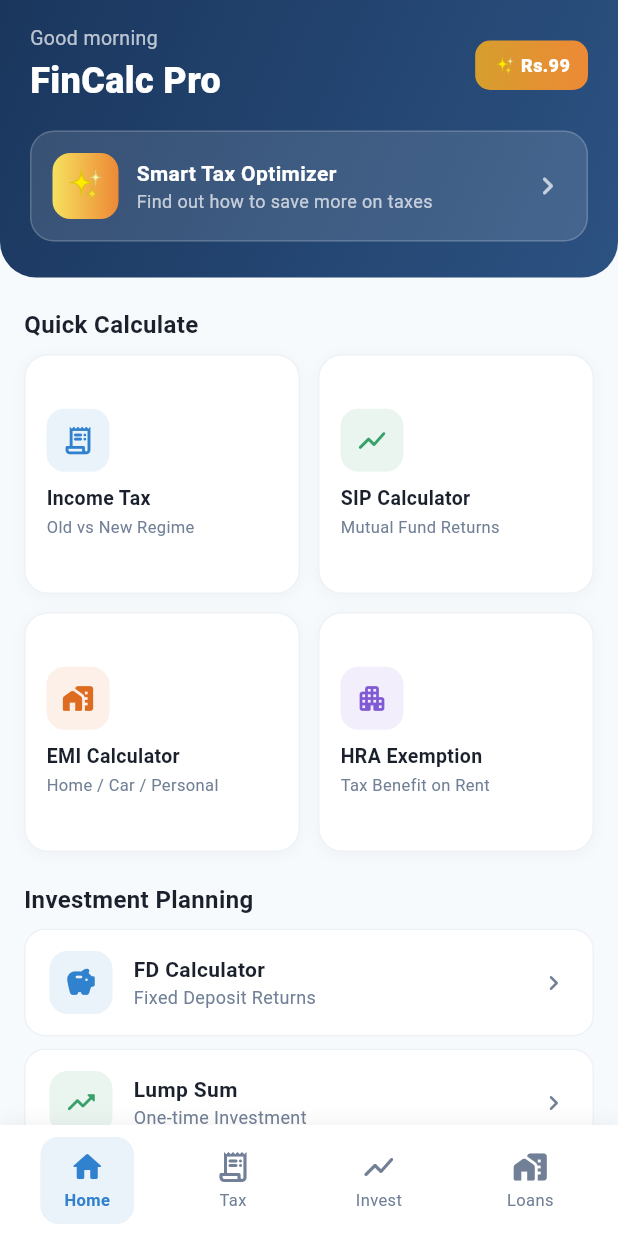
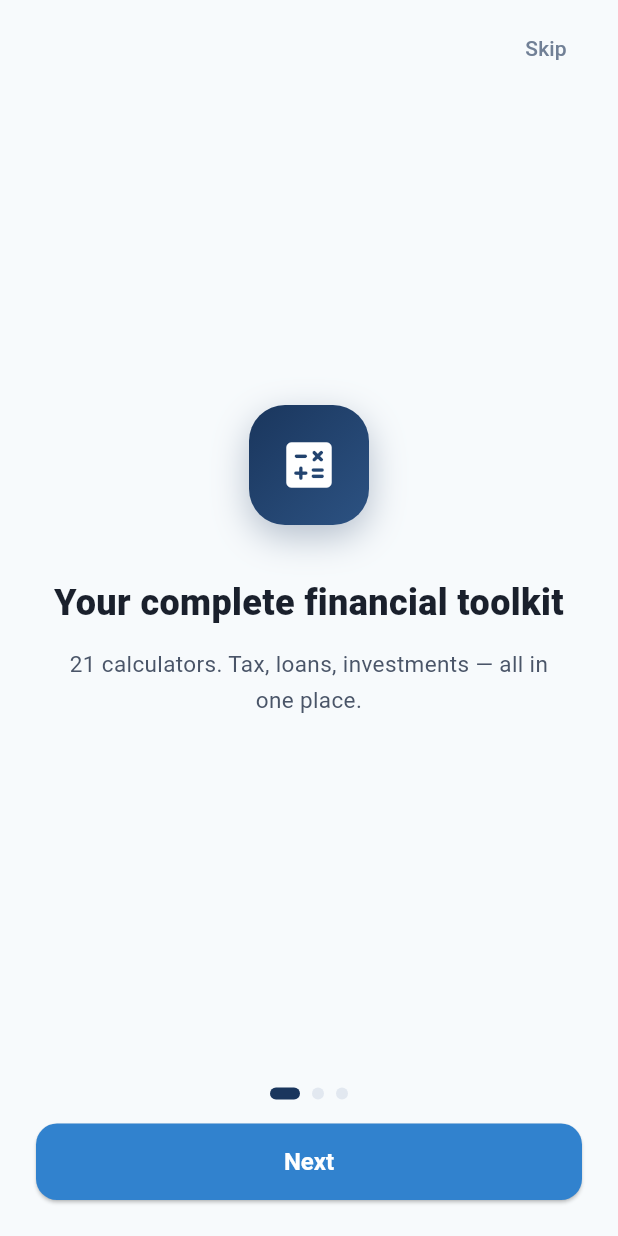
Before and after one commit to Shiv53336/fincalc-pro, a Flutter app: the screen it shows after launch, on a phone screen of 412 x 824 dp. Run offline on Flutter 3.47's test engine with Material 3 defaults, Android fonts, the phone set to English and light mode, and no system bars; our stand-ins replace google_mobile_ads, in_app_purchase, pdf, printing, share_plus, shared_preferences.

Commit message:
Add onboarding screen, personalized greeting, and wire IAP in PremiumGate
- Create WelcomeScreen: 3-slide first-launch onboarding with feature
  highlights and user name input; stores user_name + onboarding_complete
  in SharedPreferences; uses pushReplacement to prevent back-navigation
- main.dart: read onboarding_complete on startup; route to WelcomeScreen
  on first launch, MainNavigationScreen on subsequent opens
- home_screen.dart: load user_name from SharedPreferences in initState;
  show personalized greeting "Good [time], [Name]!" with graceful fallback
- premium_gate.dart: convert to StatefulWidget, import PurchaseService,
  wire Buy Rs.99 button to PurchaseService().buyPremium() with loading
  state; fixes Sprint 3 TODO

https://claude.ai/code/session_012fjD8iitzQ1AENCTnRNqsn

```diff
--- a/lib/main.dart
+++ b/lib/main.dart
@@ -1,6 +1,8 @@
 import 'package:flutter/material.dart';
+import 'package:shared_preferences/shared_preferences.dart';
 import 'constants/colors.dart';
 import 'screens/home_screen.dart';
+import 'screens/welcome_screen.dart';
 import 'screens/income_tax_screen.dart';
 import 'screens/sip_calculator.dart';
 import 'screens/emi_calculator.dart';
@@ -31,11 +33,16 @@ void main() async {
   // Log app open
   await AnalyticsService.logAppOpened();
 
-  runApp(const FinCalcProApp());
+  // First-launch detection
+  final prefs = await SharedPreferences.getInstance();
+  final bool onboardingDone = prefs.getBool('onboarding_complete') ?? false;
+
+  runApp(FinCalcProApp(onboardingComplete: onboardingDone));
 }
 
 class FinCalcProApp extends StatelessWidget {
-  const FinCalcProApp({Key? key}) : super(key: key);
+  final bool onboardingComplete;
+  const FinCalcProApp({Key? key, required this.onboardingComplete}) : super(key: key);
 
   @override
   Widget build(BuildContext context) {
@@ -63,7 +70,7 @@ class FinCalcProApp extends StatelessWidget {
           ),
         ),
       ),
-      home: const MainNavigationScreen(),
+      home: onboardingComplete ? const MainNavigationScreen() : const WelcomeScreen(),
     );
   }
 }
--- /dev/null
+++ b/lib/screens/welcome_screen.dart
@@ -0,0 +1,284 @@
+import 'package:flutter/material.dart';
+import 'package:shared_preferences/shared_preferences.dart';
+import '../constants/colors.dart';
+import '../main.dart';
+
+class WelcomeScreen extends StatefulWidget {
+  const WelcomeScreen({Key? key}) : super(key: key);
+
+  @override
+  State<WelcomeScreen> createState() => _WelcomeScreenState();
+}
+
+class _WelcomeScreenState extends State<WelcomeScreen> {
+  final PageController _pageController = PageController();
+  final TextEditingController _nameController = TextEditingController();
+  int _currentPage = 0;
+  bool _saving = false;
+
+  static const _slides = [
+    _SlideData(
+      icon: Icons.calculate_rounded,
+      title: 'Your complete financial toolkit',
+      subtitle: '21 calculators. Tax, loans, investments — all in one place.',
+    ),
+    _SlideData(
+      icon: Icons.trending_up_rounded,
+      title: 'Smart decisions, not guesswork',
+      subtitle: 'SIP, EMI, tax savings — see real numbers in seconds.',
+    ),
+  ];
+
+  @override
+  void dispose() {
+    _pageController.dispose();
+    _nameController.dispose();
+    super.dispose();
+  }
+
+  Future<void> _finish() async {
+    final name = _nameController.text.trim();
+    if (name.isEmpty) return;
+    setState(() => _saving = true);
+    final prefs = await SharedPreferences.getInstance();
+    await prefs.setString('user_name', name);
+    await prefs.setBool('onboarding_complete', true);
+    if (!mounted) return;
+    Navigator.of(context).pushReplacement(
+      MaterialPageRoute(builder: (_) => const MainNavigationScreen()),
+    );
+  }
+
+  void _skip() {
+    _pageController.animateToPage(
+      2,
+      duration: const Duration(milliseconds: 300),
+      curve: Curves.easeInOut,
+    );
+  }
+
+  void _next() {
+    _pageController.nextPage(
+      duration: const Duration(milliseconds: 250),
+      curve: Curves.easeInOut,
+    );
+  }
+
+  @override
+  Widget build(BuildContext context) {
+    return Scaffold(
+      backgroundColor: AppColors.bg,
+      body: SafeArea(
+        child: Stack(
+          children: [
+            // Skip button
+            Positioned(
+              top: 8,
+              right: 16,
+              child: _currentPage < 2
+                  ? TextButton(
+                      onPressed: _skip,
+                      child: const Text('Skip', style: TextStyle(color: AppColors.textLight, fontSize: 14)),
+                    )
+                  : const SizedBox.shrink(),
+            ),
+
+            Column(
+              children: [
+                // PageView
+                Expanded(
+                  child: PageView(
+                    controller: _pageController,
+                    onPageChanged: (i) => setState(() => _currentPage = i),
+                    children: [
+                      ..._slides.map((s) => _SlidePage(data: s)),
+                      _NameInputPage(controller: _nameController),
+                    ],
+                  ),
+                ),
+
+                // Dot indicator
+                Padding(
+                  padding: const EdgeInsets.symmetric(vertical: 16),
+                  child: Row(
+                    mainAxisAlignment: MainAxisAlignment.center,
+                    children: List.generate(3, (i) {
+                      final isActive = i == _currentPage;
+                      return AnimatedContainer(
+                        duration: const Duration(milliseconds: 150),
+                        margin: const EdgeInsets.symmetric(horizontal: 4),
+                        width: isActive ? 20 : 8,
+                        height: 8,
+                        decoration: BoxDecoration(
+                          color: isActive ? AppColors.primary : AppColors.border,
+                          borderRadius: BorderRadius.circular(4),
+                        ),
+                      );
+                    }),
+                  ),
+                ),
+
+                // Action button
+                Padding(
+                  padding: const EdgeInsets.fromLTRB(24, 0, 24, 24),
+                  child: SizedBox(
+                    width: double.infinity,
+                    child: _currentPage < 2
+                        ? ElevatedButton(
+                            onPressed: _next,
+                            child: const Text('Next'),
+                          )
+                        : ListenableBuilder(
+                            listenable: _nameController,
+                            builder: (_, __) => ElevatedButton(
+                              onPressed: (_nameController.text.trim().isEmpty || _saving) ? null : _finish,
+                              child: _saving
+                                  ? const SizedBox(
+                                      width: 22,
+                                      height: 22,
+                                      child: CircularProgressIndicator(color: Colors.white, strokeWidth: 2),
+                                    )
+                                  : const Text('Get Started'),
+                            ),
+                          ),
+                  ),
+                ),
+              ],
+            ),
+          ],
+        ),
+      ),
+    );
+  }
+}
+
+class _SlideData {
+  final IconData icon;
+  final String title;
+  final String subtitle;
+  const _SlideData({required this.icon, required this.title, required this.subtitle});
+}
+
+class _SlidePage extends StatelessWidget {
+  final _SlideData data;
+  const _SlidePage({required this.data});
+
+  @override
+  Widget build(BuildContext context) {
+    return Padding(
+      padding: const EdgeInsets.fromLTRB(32, 40, 32, 0),
+      child: Column(
+        mainAxisAlignment: MainAxisAlignment.center,
+        children: [
+          Container(
+            width: 80,
+            height: 80,
+            decoration: BoxDecoration(
+              gradient: const LinearGradient(
+                colors: [AppColors.primary, AppColors.primaryLight],
+                begin: Alignment.topLeft,
+                end: Alignment.bottomRight,
+              ),
+              borderRadius: BorderRadius.circular(24),
+              boxShadow: [
+                BoxShadow(
+                  color: AppColors.primary.withOpacity(0.3),
+                  blurRadius: 20,
+                  offset: const Offset(0, 8),
+                ),
+              ],
+            ),
+            child: Icon(data.icon, color: Colors.white, size: 40),
+          ),
+          const SizedBox(height: 36),
+          Text(
+            data.title,
+            textAlign: TextAlign.center,
+            style: const TextStyle(fontSize: 24, fontWeight: FontWeight.w800, color: AppColors.text, height: 1.3),
+          ),
+          const SizedBox(height: 14),
+          Text(
+            data.subtitle,
+            textAlign: TextAlign.center,
+            style: const TextStyle(fontSize: 15, color: AppColors.textMed, height: 1.6),
+          ),
+        ],
+      ),
+    );
+  }
+}
+
+class _NameInputPage extends StatelessWidget {
+  final TextEditingController controller;
+  const _NameInputPage({required this.controller});
+
+  @override
+  Widget build(BuildContext context) {
+    return Padding(
+      padding: const EdgeInsets.fromLTRB(32, 40, 32, 0),
+      child: Column(
+        mainAxisAlignment: MainAxisAlignment.center,
+        crossAxisAlignment: CrossAxisAlignment.start,
+        children: [
+          Container(
+            width: 80,
+            height: 80,
+            decoration: BoxDecoration(
+              gradient: const LinearGradient(
+                colors: [AppColors.primary, AppColors.primaryLight],
+                begin: Alignment.topLeft,
+                end: Alignment.bottomRight,
+              ),
+              borderRadius: BorderRadius.circular(24),
+              boxShadow: [
+                BoxShadow(
+                  color: AppColors.primary.withOpacity(0.3),
+                  blurRadius: 20,
+                  offset: const Offset(0, 8),
+                ),
+              ],
+            ),
+            child: const Icon(Icons.person_rounded, color: Colors.white, size: 40),
+          ),
+          const SizedBox(height: 36),
+          const Text(
+            'What should we call you?',
+            style: TextStyle(fontSize: 24, fontWeight: FontWeight.w800, color: AppColors.text, height: 1.3),
+          ),
+          const SizedBox(height: 10),
+          const Text(
+            "We'll personalise your experience.",
+            style: TextStyle(fontSize: 15, color: AppColors.textMed, height: 1.6),
+          ),
+          const SizedBox(height: 28),
+          TextField(
+            controller: controller,
+            autofocus: false,
+            textCapitalization: TextCapitalization.words,
+            keyboardType: TextInputType.name,
+            style: const TextStyle(fontSize: 16, color: AppColors.text),
+            decoration: InputDecoration(
+              hintText: 'Your first name',
+              hintStyle: const TextStyle(color: AppColors.textLight),
+              filled: true,
+              fillColor: Colors.white,
+              contentPadding: const EdgeInsets.symmetric(horizontal: 16, vertical: 14),
+              border: OutlineInputBorder(
+                borderRadius: BorderRadius.circular(12),
+                borderSide: const BorderSide(color: AppColors.border),
+              ),
+              enabledBorder: OutlineInputBorder(
+                borderRadius: BorderRadius.circular(12),
+                borderSide: const BorderSide(color: AppColors.border),
+              ),
+              focusedBorder: OutlineInputBorder(
+                borderRadius: BorderRadius.circular(12),
+                borderSide: const BorderSide(color: AppColors.accent, width: 2),
+              ),
+            ),
+          ),
+        ],
+      ),
+    );
+  }
+}
```
Also changed, not shown: lib/screens/home_screen.dart (+14 -1 lines), lib/widgets/premium_gate.dart (+28 -13 lines).
